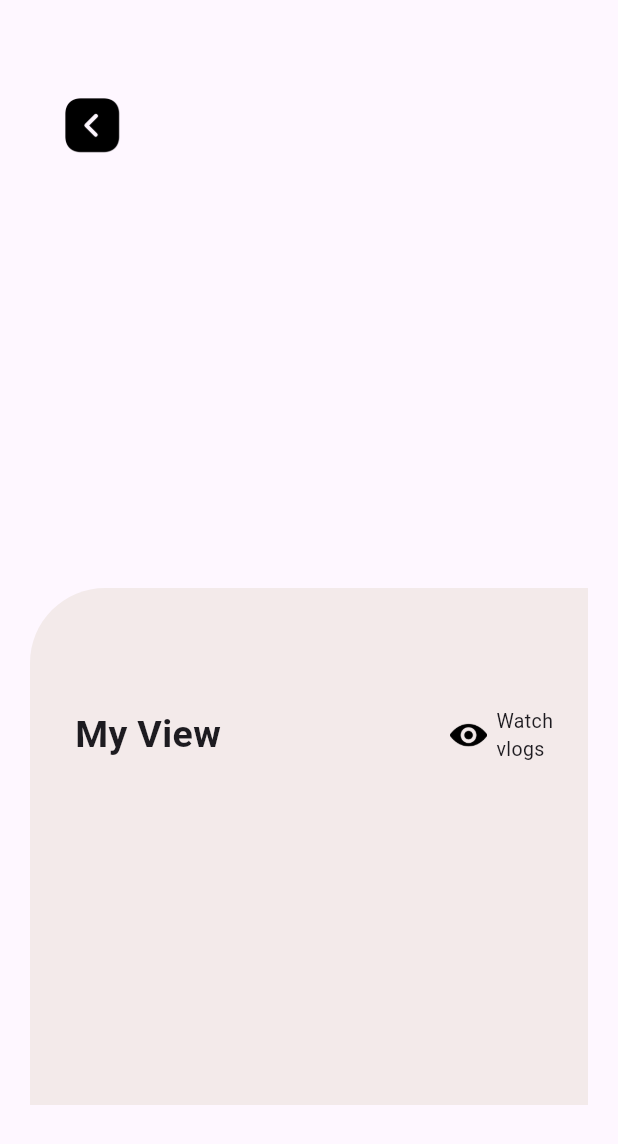
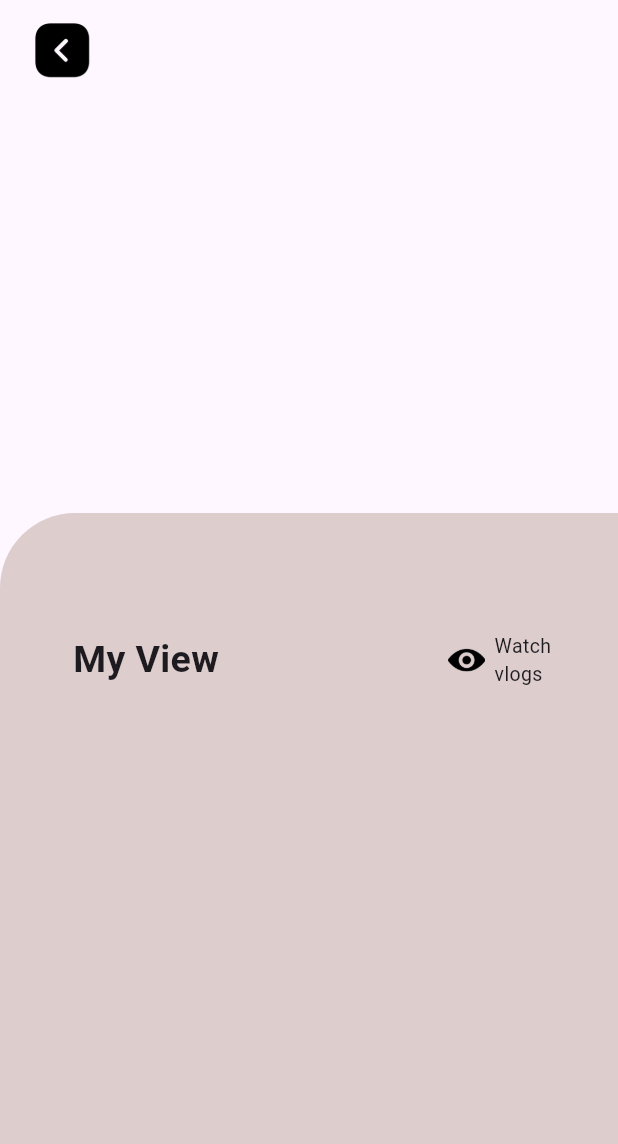
Before and after one commit to Aneeshsaju49AK/Travel_App_Andorid_TripMapp_Flutter, a Flutter app: the BlogViewPage screen opened directly with empty values, on a phone screen of 412 x 824 dp. Shown: the top 1144 px of the screen. Run offline on Flutter 3.47's test engine with Material 3 defaults, Android fonts, the phone set to English and light mode, and no system bars; our stand-ins replace carousel_slider, cloud_firestore, dots_indicator, firebase_core, firebase_storage, geocoding and 7 more; accounts and stored records are empty; Roboto replaces fonts that are missing (Abel).

Commit message:
fixed the error show with bebug in blogs page

```diff
--- a/tripmakerflutterapp/lib/provider/activity_page_provider.dart
+++ b/tripmakerflutterapp/lib/provider/activity_page_provider.dart
@@ -6,7 +6,7 @@ class ActivityPageProvider extends ChangeNotifier {
   //to refresh the hive database valueNotifier
   void reFreshListUI() {
     AddtripDB.instance.refreshListUI();
-    notifyListeners();
+    // notifyListeners();
   }
 
   //to pick the date
--- a/tripmakerflutterapp/lib/provider/common_provider.dart
+++ b/tripmakerflutterapp/lib/provider/common_provider.dart
@@ -22,7 +22,6 @@ class CommonProvider extends ChangeNotifier {
         fit: BoxFit.cover,
       );
     } else {
-      notifyListeners();
       return Image.file(
         File(imagePath),
         fit: BoxFit.cover,
--- a/tripmakerflutterapp/lib/provider/maplocation_provider.dart
+++ b/tripmakerflutterapp/lib/provider/maplocation_provider.dart
@@ -9,12 +9,12 @@ class MapLocationProvider extends ChangeNotifier {
   ModelPlace get currentPlace => _currentPlace;
   void initValue(ModelPlace place) {
     _currentPlace = place;
-    notifyListeners();
+    // notifyListeners();
   }
 
   void checkIsFavorite(bool isFavoriteWidget) {
     _isFavorite = isFavoriteWidget;
-    notifyListeners();
+    // notifyListeners();
   }
 
   void changeValue() {
--- a/tripmakerflutterapp/lib/provider/profile_page_provider.dart
+++ b/tripmakerflutterapp/lib/provider/profile_page_provider.dart
@@ -67,7 +67,7 @@ class ProfilePageProvider extends ChangeNotifier {
 
   String? get profilePicturePath => _profilePicturePath;
   List<String> get images {
-    notifyListeners();
+    // notifyListeners();
     return _images;
   }
 
--- a/tripmakerflutterapp/lib/provider/tab_view_provider.dart
+++ b/tripmakerflutterapp/lib/provider/tab_view_provider.dart
@@ -26,7 +26,8 @@ class TabViewProvider extends ChangeNotifier {
     );
     _pageController.addListener(() {
       _currentIndex = _pageController.page!;
+      notifyListeners();
     });
-    notifyListeners();
+    // notifyListeners();
   }
 }
--- a/tripmakerflutterapp/lib/view/screens/user_Screen/blogs_screen/blogView_screen.dart
+++ b/tripmakerflutterapp/lib/view/screens/user_Screen/blogs_screen/blogView_screen.dart
@@ -28,16 +28,9 @@ class _BlogViewPageState extends State<BlogViewPage> {
     return Scaffold(
       body: SafeArea(
         child: SingleChildScrollView(
-          child: Padding(
-            padding: const EdgeInsets.only(
-              left: 20,
-              right: 20,
-              top: 50,
-              bottom: 50,
-            ),
           child: SizedBox(
             width: width / 1,
-              height: height / 1.2,
+            height: height / 1,
             child: Stack(
               children: [
                 SizedBox(
@@ -69,7 +62,7 @@ class _BlogViewPageState extends State<BlogViewPage> {
                     height: height / 1.5,
                     width: width / 1,
                     decoration: const BoxDecoration(
-                        color: Color.fromARGB(255, 243, 234, 234),
+                      color: Color.fromARGB(255, 221, 205, 205),
                       borderRadius: BorderRadius.only(
                         topLeft: Radius.circular(50),
                       ),
@@ -88,8 +81,7 @@ class _BlogViewPageState extends State<BlogViewPage> {
                                 ),
                                 child: SizedBox(
                                   child: Column(
-                                      mainAxisAlignment:
-                                          MainAxisAlignment.start,
+                                    mainAxisAlignment: MainAxisAlignment.start,
                                     crossAxisAlignment:
                                         CrossAxisAlignment.start,
                                     children: [
@@ -174,7 +166,6 @@ class _BlogViewPageState extends State<BlogViewPage> {
           ),
         ),
       ),
-      ),
     );
   }
 }
--- a/tripmakerflutterapp/lib/view/widget/common_widget/sliderimage_folder/sliderImage_widget.dart
+++ b/tripmakerflutterapp/lib/view/widget/common_widget/sliderimage_folder/sliderImage_widget.dart
@@ -18,27 +18,27 @@ class SliderImageViewWidget extends StatefulWidget {
 }
 
 class _SliderImageViewWidgetState extends State<SliderImageViewWidget> {
-  late PageController _pageController;
-  double _currentIndex = 0;
+  // late PageController _pageController;
+  // double _currentIndex = 0;
 
-  @override
-  void initState() {
-    super.initState();
-    _pageController = PageController(
-      initialPage: 0,
-    );
-    _pageController.addListener(() {
-      setState(() {
-        _currentIndex = _pageController.page!;
-      });
-    });
-  }
+  // @override
+  // void initState() {
+  //   super.initState();
+  //   _pageController = PageController(
+  //     initialPage: 0,
+  //   );
+  //   _pageController.addListener(() {
+  //     setState(() {
+  //       _currentIndex = _pageController.page!;
+  //     });
+  //   });
+  // }
 
-  @override
-  void dispose() {
-    _pageController.dispose();
-    super.dispose();
-  }
+  // @override
+  // void dispose() {
+  //   _pageController.dispose();
+  //   super.dispose();
+  // }
 
   @override
   Widget build(BuildContext context) {
@@ -62,13 +62,13 @@ class _SliderImageViewWidgetState extends State<SliderImageViewWidget> {
                   return SizedBox(
                     height: height / 2,
                     width: width / 1,
-                    child: imagePath[index].startsWith("asset/")
+                    child: imagePath[index].startsWith("https://")
                         ? Image.network(
                             imagePath[index],
                             fit: BoxFit.fill,
                           )
-                        : Image.network(
-                            imagePath[index],
+                        : Image.file(
+                            File(imagePath[index]),
                             fit: BoxFit.fill,
                           ),
                   );
```
Also changed, not shown: tripmakerflutterapp/lib/view/screens/user_Screen/activity_Screen.dart (+6 -8 lines). Lines whose indentation alone changed are shown as unchanged.
